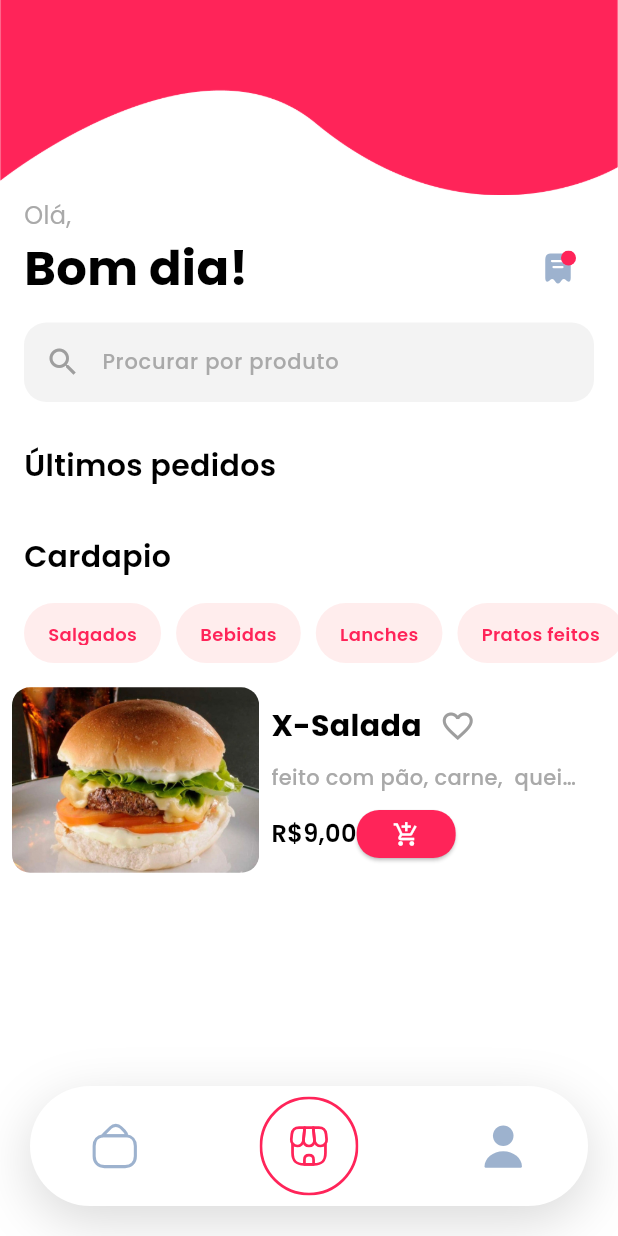
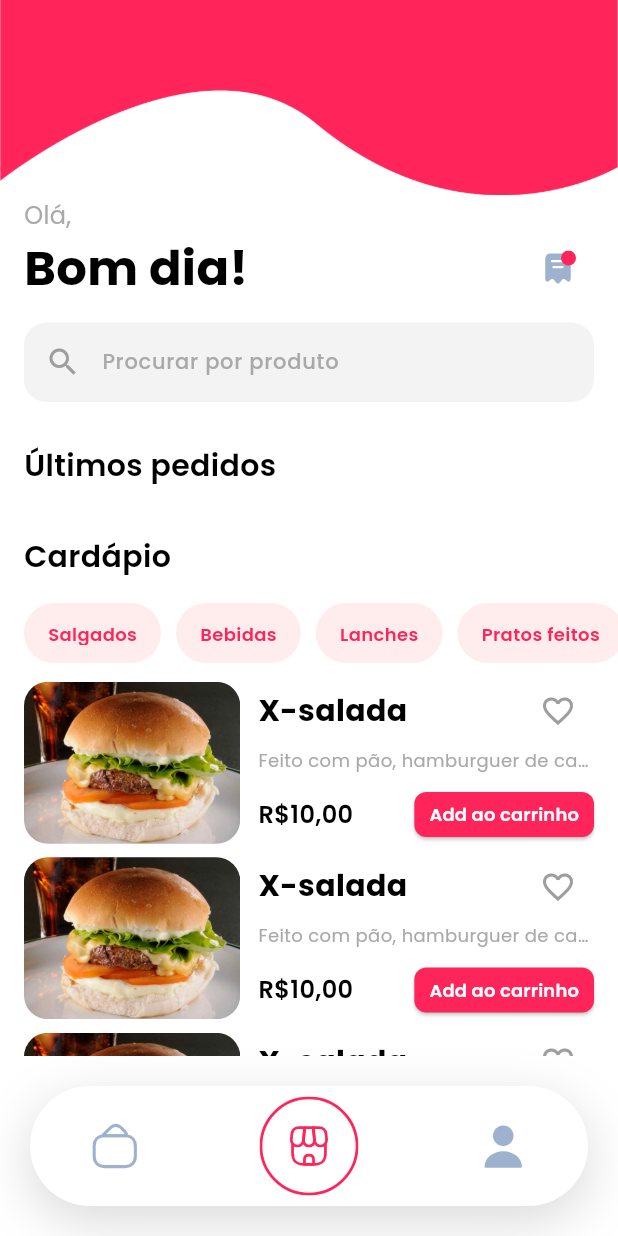
Before and after one commit to MJCantina/MJCantina-mobile-front-en, a Flutter app: the screen it shows once a user with an empty profile is signed in, on a phone screen of 412 x 824 dp. Run offline on Flutter 3.47's test engine with Material 3 defaults, Android fonts, the phone set to English and light mode, and no system bars; our stand-ins replace cloud_firestore, firebase_auth, firebase_core, flutter_secure_storage, flutter_svg, get and 1 more; accounts and stored records are empty.

Commit message:
cart/functions/pedidos

```diff
--- a/lib/common/widgets/base_button/appbutton.dart
+++ b/lib/common/widgets/base_button/appbutton.dart
@@ -30,8 +30,6 @@ class _BasicAppButtonState extends State<BasicAppButton> {
           minimumSize: Size.fromHeight(widget.height ?? 54),
           backgroundColor: AppColors.primary,
           shape: RoundedRectangleBorder(borderRadius: BorderRadius.circular(15))
-
-
         ),
         child: Text(
           widget.title, style: AppFonts.buttonText,
--- a/lib/common/widgets/base_button/favorite_button.dart
+++ b/lib/common/widgets/base_button/favorite_button.dart
@@ -3,11 +3,9 @@ import 'package:flutter/material.dart';
 
 class FavoriteButton extends StatefulWidget {
   final VoidCallback onPressed;
-  final double? height;
 
   const FavoriteButton({
     required this.onPressed,
-    this.height,
     super.key,
   });
 
@@ -19,8 +17,12 @@ class _FavoriteButtonState extends State<FavoriteButton> {
   bool _favoritar = false;
 
   void _alternarEstadoCurtida() {
-    _favoritar = !_favoritar;
-  }
+    setState(() {
+      _favoritar = !_favoritar;
+    });
+
+    widget.onPressed();
+    }
 
   @override
   Widget build(BuildContext context) {
--- a/lib/core/configs/theme/app_fonts.dart
+++ b/lib/core/configs/theme/app_fonts.dart
@@ -31,6 +31,8 @@ class AppFonts {
       fontSize: 12, color: AppColors.black, fontWeight: FontWeight.w600);
   static final labelRed = GoogleFonts.poppins(
       fontSize: 12, color: AppColors.primary, fontWeight: FontWeight.w600);
+  static final labelWhite = GoogleFonts.poppins(
+      fontSize: 12, color: AppColors.white, fontWeight: FontWeight.w600);
   static final placeHolder = GoogleFonts.poppins(
       fontSize: 14, color: AppColors.grey, fontWeight: FontWeight.w500);
   static final textHolder = GoogleFonts.poppins(
--- a/lib/presentation/main_pages/home/home.dart
+++ b/lib/presentation/main_pages/home/home.dart
@@ -1,7 +1,5 @@
 import 'package:cantina_senai/common/widgets/appbar/homebar.dart';
-import 'package:cantina_senai/common/widgets/base_button/appbutton.dart';
 import 'package:cantina_senai/common/widgets/base_button/favorite_button.dart';
-import 'package:cantina_senai/common/widgets/base_button/profilebutton.dart';
 import 'package:cantina_senai/core/configs/theme/app_colors.dart';
 import 'package:cantina_senai/core/configs/theme/app_fonts.dart';
 import 'package:cantina_senai/core/configs/theme/app_images.dart';
@@ -44,21 +42,25 @@ class _HomePageState extends State<HomePage> {
                   style: GoogleFonts.poppins(
                     fontSize: 20,
                     color: AppColors.black,
-                        fontWeight: FontWeight.w600),
+                    fontWeight: FontWeight.w600,
                   ),
-                )),
+                ),
+              ),
+            ),
             Padding(
               padding: const EdgeInsets.all(16),
               child: Align(
                 alignment: Alignment.centerLeft,
                 child: Text(
-                    'Cardapio',
+                  'Cardápio',
                   style: GoogleFonts.poppins(
                     fontSize: 20,
                     color: AppColors.black,
-                        fontWeight: FontWeight.w600),
+                    fontWeight: FontWeight.w600,
                   ),
-                )),
+                ),
+              ),
+            ),
             SizedBox(
               height: 40,
               child: ListView.builder(
@@ -68,10 +70,13 @@ class _HomePageState extends State<HomePage> {
                   return Padding(
                     padding: EdgeInsets.only(
                       right: index == categories.length - 1 ? 16.0 : 10.0,
-                        left: index == 0 ? 16 : 0),
+                      left: index == 0 ? 16 : 0,
+                    ),
                     child: Container(
                       padding: const EdgeInsets.symmetric(
-                          horizontal: 16, vertical: 12),
+                        horizontal: 16,
+                        vertical: 12,
+                      ),
                       decoration: BoxDecoration(
                         color: const Color(0xFFFFEDED),
                         borderRadius: BorderRadius.circular(20),
@@ -85,72 +90,58 @@ class _HomePageState extends State<HomePage> {
                 },
               ),
             ),
-            SizedBox(
-              width: size.width,
-              height: 200,
+
+
+            Padding(
+              padding: const EdgeInsets.symmetric(horizontal: 16, vertical: 8),
               child: ListView.builder(
-                scrollDirection: Axis.vertical,
-                itemCount: 1,
+                shrinkWrap: true,
+                physics: const NeverScrollableScrollPhysics(),
+                itemCount: 5,
                 itemBuilder: (context, index) {
-                  return Padding(
-                    padding: const EdgeInsets.all(8.0),
-                    child: Container(
-                      height: 140,
-                      width: size.width,
+                  return SizedBox(
                     child: Row(
                       children: [
+                        ClipRRect(
+                          borderRadius: BorderRadius.circular(16),
+                          child: SizedBox(
+                            width: size.width * 0.35,
+                            child: Image.asset(AppImages.burger),
+                          ),
+                        ),
+                        const SizedBox(width: 12),
                         SizedBox(
-                            width: size.width * 0.4,
-                            child: ClipRRect(
-                                borderRadius: BorderRadius.circular(12),
-                                child: Image.asset(
-                                  AppImages.burger,
-                                  fit: BoxFit.cover,
-                                )),
-                          ), // Exemplo com largura de 10 (ajuste conforme necessário)
-                          Padding(
-                            padding: const EdgeInsets.all(8.0),
+                          width: size.width * 0.65 - 44,
                           child: Column(
-                              crossAxisAlignment: CrossAxisAlignment.start,
-                              mainAxisAlignment: MainAxisAlignment.spaceAround,
-                              children: [
-                                Row(
-                                  children: [
-                                    Column(
-                                      crossAxisAlignment:
-                                          CrossAxisAlignment.start,
                             children: [
                               Row(
                                 mainAxisAlignment:
                                     MainAxisAlignment.spaceBetween,
                                 children: [
                                   Text(
-                                              'X-Salada',
+                                    'X-salada',
                                     style: AppFonts.boldtitle,
                                   ),
-                                            FavoriteButton(
-                                              onPressed: () {},
-                                            )
+                                  FavoriteButton(onPressed: () {
+
+                                  }),
                                 ],
                               ),
-                                        SizedBox(
-                                          width: size.width * 0.5,
+                              Padding(
+                                padding: const EdgeInsets.only(bottom: 4),
                                 child: Text(
-                                            'feito com pão, carne,  queijo, alface e tomate', // Corrigi a ortografia de "alface"
-                                            style: AppFonts.placeHolder,
+                                  'Feito com pão, hamburguer de carne, queijo, alface e tomate',
+                                  style: AppFonts.textDesc,
                                   overflow: TextOverflow.ellipsis,
                                   maxLines: 1,
-                                            softWrap: true,
                                 ),
                               ),
-                                      ],
-                                    ),
-                                  ],
-                                ),
                               Row(
+                                mainAxisAlignment:
+                                    MainAxisAlignment.spaceBetween,
                                 children: [
                                   Text(
-                                      'R\$9,00',
+                                    'R\$10,00',
                                     style: AppFonts.titleField,
                                   ),
                                   ElevatedButton(
@@ -158,13 +149,16 @@ class _HomePageState extends State<HomePage> {
                                     style: ElevatedButton.styleFrom(
                                       overlayColor: AppColors.grey,
                                       backgroundColor: AppColors.primary,
-                                          minimumSize: Size(32, 32),
+                                      minimumSize: const Size(0, 30),
+                                      padding: const EdgeInsets.symmetric(
+                                          horizontal: 10),
                                       shape: RoundedRectangleBorder(
-                                              borderRadius:
-                                                  BorderRadius.circular(15))),
-                                      child: Icon(
-                                        Icons.add_shopping_cart_outlined,
-                                        color: AppColors.white,
+                                        borderRadius: BorderRadius.circular(8),
+                                      ),
+                                    ),
+                                    child: Text(
+                                      'Add ao carrinho',
+                                      style: AppFonts.labelWhite,
                                     ),
                                   ),
                                 ],
@@ -174,11 +168,11 @@ class _HomePageState extends State<HomePage> {
                         ),
                       ],
                     ),
-                    ),
                   );
                 },
               ),
             ),
+
           ],
         ),
       ),
--- a/lib/presentation/pedidos/detalhepedido.dart
+++ b/lib/presentation/pedidos/detalhepedido.dart
@@ -29,7 +29,7 @@ class _DetalhePedidoState extends State<DetalhePedido> {
           child: ListView(
             children: [
               Wrap(
-                runSpacing: 28,
+                runSpacing: 16,
                 children: [
                   Wrap(
                     runSpacing: 20,
@@ -179,6 +179,21 @@ class _DetalhePedidoState extends State<DetalhePedido> {
                       Text('R\$3,80', style: AppFonts.boldtitle)
                     ],
                   )),
+                  widget.status == 'faturado'
+                      ? ElevatedButton(
+                          onPressed: () {},
+                          style: ElevatedButton.styleFrom(
+                              overlayColor: AppColors.grey,
+                              minimumSize: const Size.fromHeight(54),
+                              backgroundColor: AppColors.primary,
+                              shape: RoundedRectangleBorder(
+                                  borderRadius: BorderRadius.circular(15))),
+                          child: Text(
+                            'Pedir agora',
+                            style: AppFonts.buttonText,
+                          ),
+                        )
+                      : const SizedBox(width: 0),
                   SizedBox(
                       width: double.infinity,
                       child: Text(
```
Also changed, not shown: 1 other file. Lines whose indentation alone changed are shown as unchanged.
